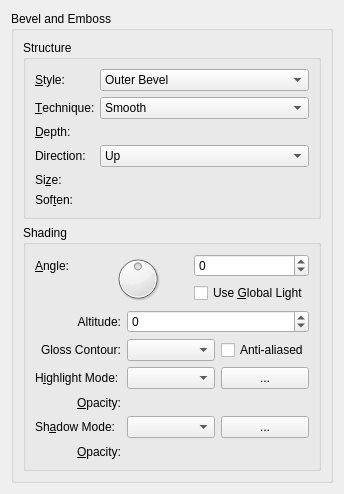
KDE/krita, file krita/ui/layerstyles/wdgBevelAndEmboss.ui: the form before one commit.
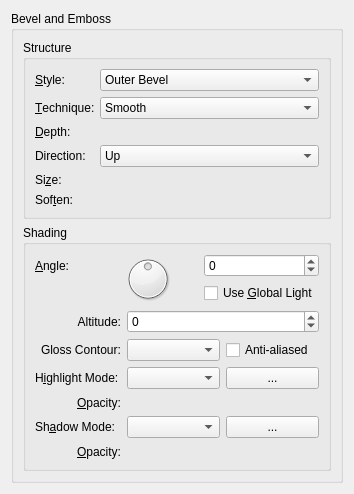
The form after the commit. Custom widgets are drawn as their Qt base class.

```diff
--- a/krita/ui/layerstyles/wdgBevelAndEmboss.ui
+++ b/krita/ui/layerstyles/wdgBevelAndEmboss.ui
@@ -6,7 +6,7 @@
    <rect>
     <x>0</x>
     <y>0</y>
-    <width>344</width>
+    <width>354</width>
     <height>471</height>
    </rect>
   </property>
@@ -38,6 +38,12 @@
          </item>
          <item row="0" column="1">
           <widget class="QComboBox" name="cmbStyle">
+           <property name="sizePolicy">
+            <sizepolicy hsizetype="Expanding" vsizetype="Fixed">
+             <horstretch>0</horstretch>
+             <verstretch>0</verstretch>
+            </sizepolicy>
+           </property>
            <item>
             <property name="text">
              <string>Outer Bevel</string>
@@ -77,6 +83,12 @@
          </item>
          <item row="1" column="1">
           <widget class="QComboBox" name="cmbTechnique">
+           <property name="sizePolicy">
+            <sizepolicy hsizetype="Expanding" vsizetype="Fixed">
+             <horstretch>0</horstretch>
+             <verstretch>0</verstretch>
+            </sizepolicy>
+           </property>
            <item>
             <property name="text">
              <string>Smooth</string>
@@ -105,7 +117,14 @@
           </widget>
          </item>
          <item row="2" column="1">
-          <widget class="KisSliderSpinBox" name="intDepth" native="true"/>
+          <widget class="KisSliderSpinBox" name="intDepth" native="true">
+           <property name="sizePolicy">
+            <sizepolicy hsizetype="Expanding" vsizetype="Preferred">
+             <horstretch>0</horstretch>
+             <verstretch>0</verstretch>
+            </sizepolicy>
+           </property>
+          </widget>
          </item>
          <item row="3" column="0">
           <widget class="QLabel" name="label_4">
@@ -116,6 +135,12 @@
          </item>
          <item row="3" column="1">
           <widget class="QComboBox" name="cmbDirection">
+           <property name="sizePolicy">
+            <sizepolicy hsizetype="Expanding" vsizetype="Fixed">
+             <horstretch>0</horstretch>
+             <verstretch>0</verstretch>
+            </sizepolicy>
+           </property>
            <item>
             <property name="text">
              <string>Up</string>
@@ -139,7 +164,14 @@
           </widget>
          </item>
          <item row="4" column="1">
-          <widget class="KisSliderSpinBox" name="intSize" native="true"/>
+          <widget class="KisSliderSpinBox" name="intSize" native="true">
+           <property name="sizePolicy">
+            <sizepolicy hsizetype="Expanding" vsizetype="Preferred">
+             <horstretch>0</horstretch>
+             <verstretch>0</verstretch>
+            </sizepolicy>
+           </property>
+          </widget>
          </item>
          <item row="5" column="0">
           <widget class="QLabel" name="label_6">
@@ -152,7 +184,14 @@
           </widget>
          </item>
          <item row="5" column="1">
-          <widget class="KisSliderSpinBox" name="intSoften" native="true"/>
+          <widget class="KisSliderSpinBox" name="intSoften" native="true">
+           <property name="sizePolicy">
+            <sizepolicy hsizetype="Expanding" vsizetype="Preferred">
+             <horstretch>0</horstretch>
+             <verstretch>0</verstretch>
+            </sizepolicy>
+           </property>
+          </widget>
          </item>
         </layout>
        </widget>
@@ -298,7 +337,7 @@
          <item row="4" column="2">
           <widget class="KisSliderSpinBox" name="intOpacity" native="true">
            <property name="sizePolicy">
-            <sizepolicy hsizetype="MinimumExpanding" vsizetype="Minimum">
+            <sizepolicy hsizetype="Expanding" vsizetype="Minimum">
              <horstretch>0</horstretch>
              <verstretch>0</verstretch>
             </sizepolicy>
@@ -351,7 +390,7 @@
          <item row="6" column="2">
           <widget class="KisSliderSpinBox" name="intOpacity2" native="true">
            <property name="sizePolicy">
-            <sizepolicy hsizetype="MinimumExpanding" vsizetype="Minimum">
+            <sizepolicy hsizetype="Expanding" vsizetype="Minimum">
              <horstretch>0</horstretch>
              <verstretch>0</verstretch>
             </sizepolicy>
```
